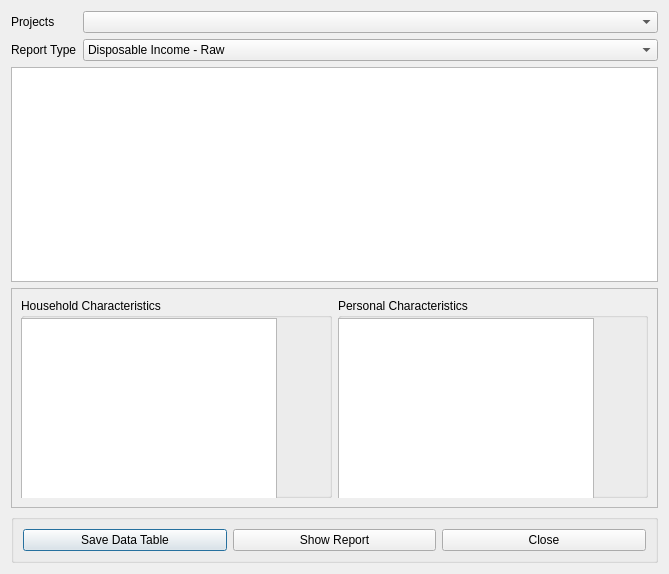
The window that src/openihm/gui/designs/ui_report_householddisposableincome.ui (snim2mirror/openihm) describes before a commit, drawn with Qt 5.
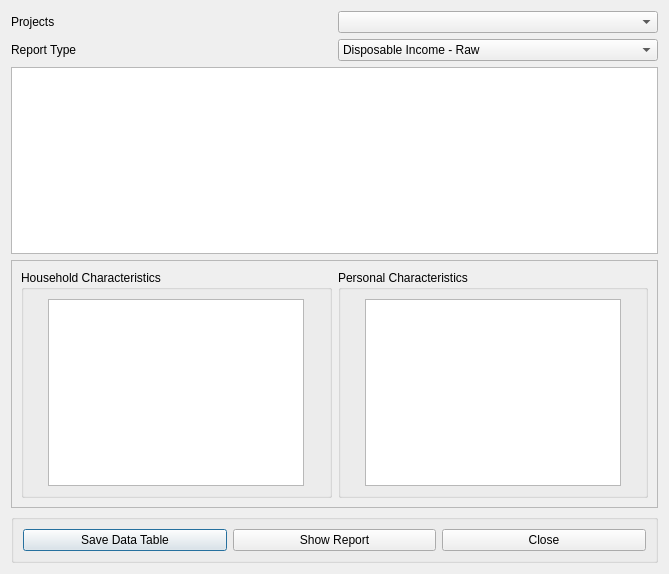
The same window after the commit.

Commit message: updating report interfaces and code for choosing hhids for select characteristics

```diff
--- a/src/openihm/gui/designs/ui_report_householddisposableincome.ui
+++ b/src/openihm/gui/designs/ui_report_householddisposableincome.ui
@@ -19,7 +19,7 @@
   <property name="windowTitle">
    <string>Report: Households by Income Source</string>
   </property>
-  <layout class="QFormLayout" name="formLayout">
+  <layout class="QGridLayout" name="gridLayout_3">
    <item row="0" column="0">
     <widget class="QLabel" name="label">
      <property name="text">
@@ -101,21 +101,15 @@
      <property name="frameShadow">
       <enum>QFrame::Raised</enum>
      </property>
-     <layout class="QHBoxLayout" name="horizontalLayout_2">
-      <item>
+     <layout class="QGridLayout" name="gridLayout_4">
+      <item row="0" column="0">
        <widget class="QGroupBox" name="groupBox">
         <property name="title">
          <string>Household Characteristics</string>
         </property>
+        <layout class="QGridLayout" name="gridLayout_2">
+         <item row="0" column="0">
         <widget class="QListView" name="listViewHCharacteristics">
-         <property name="geometry">
-          <rect>
-           <x>0</x>
-           <y>20</y>
-           <width>256</width>
-           <height>192</height>
-          </rect>
-         </property>
          <property name="sizePolicy">
           <sizepolicy hsizetype="Maximum" vsizetype="Maximum">
            <horstretch>0</horstretch>
@@ -129,22 +123,18 @@
           <enum>QAbstractItemView::MultiSelection</enum>
          </property>
         </widget>
+         </item>
+        </layout>
        </widget>
       </item>
-      <item>
+      <item row="0" column="1">
        <widget class="QGroupBox" name="groupBox_2">
         <property name="title">
          <string>Personal Characteristics</string>
         </property>
+        <layout class="QGridLayout" name="gridLayout">
+         <item row="0" column="0">
         <widget class="QListView" name="listViewPersonalCharacteristics">
-         <property name="geometry">
-          <rect>
-           <x>0</x>
-           <y>20</y>
-           <width>256</width>
-           <height>192</height>
-          </rect>
-         </property>
          <property name="sizePolicy">
           <sizepolicy hsizetype="Maximum" vsizetype="Maximum">
            <horstretch>0</horstretch>
@@ -158,6 +148,8 @@
           <enum>QAbstractItemView::MultiSelection</enum>
          </property>
         </widget>
+         </item>
+        </layout>
        </widget>
       </item>
      </layout>
```
Left out of the diff: 2 changed lines with no effect on the pictures. Lines whose indentation alone changed are shown as unchanged. The commit also changes 9 other files.
